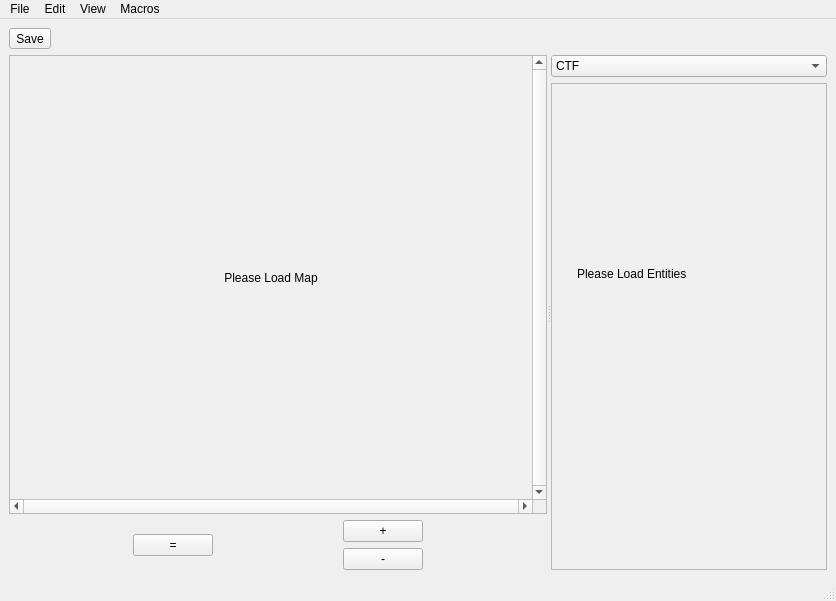
Qt form GarrisonBuilder.ui (nagn/TLGB) before a commit.
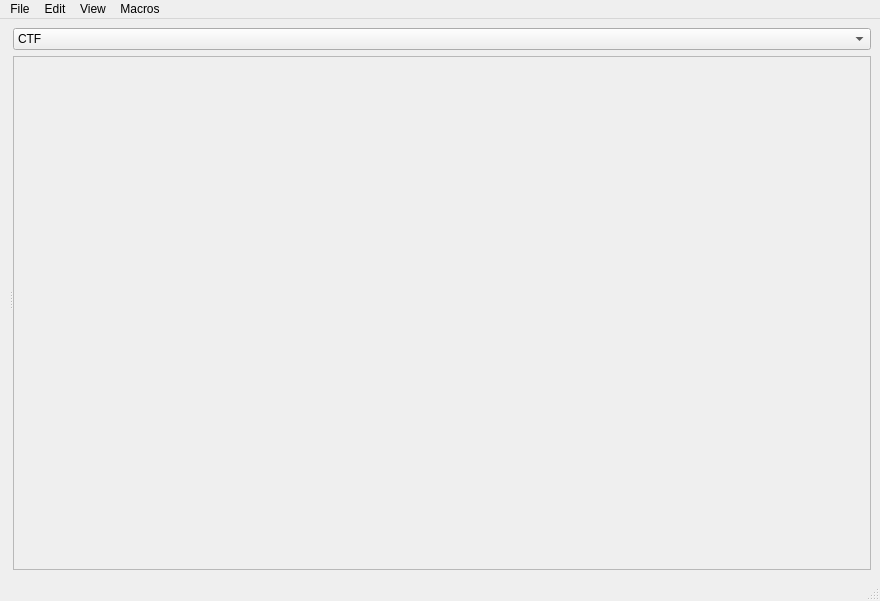
The same form after that commit.

Commit message: Big cleanup on user interface Entity scrolling might work now, I just need to figure out how to square the loading code before putting it into the frame

```diff
--- a/GarrisonBuilder.ui
+++ b/GarrisonBuilder.ui
@@ -6,7 +6,7 @@
    <rect>
     <x>0</x>
     <y>0</y>
-    <width>836</width>
+    <width>880</width>
     <height>601</height>
    </rect>
   </property>
@@ -16,6 +16,9 @@
   <property name="layoutDirection">
    <enum>Qt::LeftToRight</enum>
   </property>
+  <property name="toolButtonStyle">
+   <enum>Qt::ToolButtonIconOnly</enum>
+  </property>
   <widget class="QWidget" name="centralwidget">
    <layout class="QGridLayout" name="gridLayout">
     <item row="1" column="0">
@@ -30,135 +33,13 @@
        <enum>Qt::Horizontal</enum>
       </property>
       <widget class="QWidget" name="verticalLayoutWidget">
-       <layout class="QVBoxLayout" name="verticalLayout">
-        <item>
-         <layout class="QVBoxLayout" name="verticalLayout_5">
-          <item>
-           <widget class="QScrollArea" name="scrollArea">
-            <property name="verticalScrollBarPolicy">
-             <enum>Qt::ScrollBarAlwaysOn</enum>
-            </property>
-            <property name="horizontalScrollBarPolicy">
-             <enum>Qt::ScrollBarAlwaysOn</enum>
-            </property>
-            <property name="widgetResizable">
-             <bool>true</bool>
-            </property>
-            <widget class="QWidget" name="scrollAreaWidgetContents_3">
-             <property name="geometry">
-              <rect>
-               <x>0</x>
-               <y>0</y>
-               <width>389</width>
-               <height>432</height>
-              </rect>
-             </property>
-             <layout class="QGridLayout" name="gridLayout_2">
-              <item row="0" column="0">
-               <widget class="QLabel" name="mappreview">
-                <property name="sizePolicy">
-                 <sizepolicy hsizetype="Preferred" vsizetype="Preferred">
-                  <horstretch>0</horstretch>
-                  <verstretch>0</verstretch>
-                 </sizepolicy>
-                </property>
-                <property name="layoutDirection">
-                 <enum>Qt::LeftToRight</enum>
-                </property>
-                <property name="text">
-                 <string>Please Load Map</string>
-                </property>
-                <property name="alignment">
-                 <set>Qt::AlignCenter</set>
-                </property>
-               </widget>
-              </item>
-             </layout>
-            </widget>
-           </widget>
-          </item>
-          <item>
-           <layout class="QHBoxLayout" name="horizontalLayout_2">
-            <item>
-             <widget class="QPushButton" name="reset">
-              <property name="sizePolicy">
-               <sizepolicy hsizetype="Fixed" vsizetype="Fixed">
-                <horstretch>0</horstretch>
-                <verstretch>0</verstretch>
-               </sizepolicy>
-              </property>
-              <property name="maximumSize">
-               <size>
-                <width>16777215</width>
-                <height>16777215</height>
-               </size>
-              </property>
-              <property name="whatsThis">
-               <string>&lt;html&gt;&lt;head/&gt;&lt;body&gt;&lt;p&gt;hello&lt;/p&gt;&lt;/body&gt;&lt;/html&gt;</string>
-              </property>
-              <property name="layoutDirection">
-               <enum>Qt::LeftToRight</enum>
-              </property>
-              <property name="autoFillBackground">
-               <bool>false</bool>
-              </property>
-              <property name="text">
-               <string>=</string>
-              </property>
-             </widget>
-            </item>
-            <item>
-             <layout class="QVBoxLayout" name="verticalLayout_4">
-              <item>
-               <widget class="QPushButton" name="enlarge">
-                <property name="sizePolicy">
-                 <sizepolicy hsizetype="Fixed" vsizetype="Fixed">
-                  <horstretch>0</horstretch>
-                  <verstretch>0</verstretch>
-                 </sizepolicy>
-                </property>
-                <property name="focusPolicy">
-                 <enum>Qt::StrongFocus</enum>
-                </property>
-                <property name="toolTip">
-                 <string>&lt;html&gt;&lt;head/&gt;&lt;body&gt;&lt;p&gt;lopl&lt;/p&gt;&lt;p&gt;&lt;br/&gt;&lt;/p&gt;&lt;/body&gt;&lt;/html&gt;</string>
-                </property>
-                <property name="text">
-                 <string>+</string>
-                </property>
-                <property name="default">
-                 <bool>false</bool>
-                </property>
-                <property name="flat">
-                 <bool>false</bool>
-                </property>
-               </widget>
-              </item>
-              <item>
-               <widget class="QPushButton" name="shrink">
-                <property name="sizePolicy">
-                 <sizepolicy hsizetype="Fixed" vsizetype="Fixed">
-                  <horstretch>0</horstretch>
-                  <verstretch>0</verstretch>
-                 </sizepolicy>
-                </property>
-                <property name="text">
-                 <string>-</string>
-                </property>
-               </widget>
-              </item>
-             </layout>
-            </item>
-           </layout>
-          </item>
-         </layout>
-        </item>
-       </layout>
+       <layout class="QVBoxLayout" name="verticalLayout"/>
       </widget>
       <widget class="QWidget" name="verticalLayoutWidget_2">
        <layout class="QVBoxLayout" name="verticalLayout_6">
-        <item>
-         <layout class="QVBoxLayout" name="verticalLayout_3">
+        <property name="bottomMargin">
+         <number>0</number>
+        </property>
           <item>
            <widget class="QComboBox" name="comboBox">
             <property name="statusTip">
@@ -201,8 +82,6 @@
             </item>
            </widget>
           </item>
-         </layout>
-        </item>
         <item>
          <widget class="QScrollArea" name="scrollArea_2">
           <property name="widgetResizable">
@@ -213,40 +92,17 @@
             <rect>
              <x>0</x>
              <y>0</y>
-             <width>397</width>
-             <height>485</height>
+             <width>275</width>
+             <height>512</height>
             </rect>
            </property>
-           <widget class="QLabel" name="label">
-            <property name="geometry">
-             <rect>
-              <x>25</x>
-              <y>180</y>
-              <width>121</width>
-              <height>20</height>
-             </rect>
-            </property>
-            <property name="text">
-             <string>Please Load Entities</string>
-            </property>
-           </widget>
-           <zorder>verticalSpacer</zorder>
-           <zorder>verticalSpacer</zorder>
-           <zorder>label</zorder>
-          </widget>
-         </widget>
+          </widget>
+         </widget>
         </item>
        </layout>
       </widget>
      </widget>
     </item>
-    <item row="0" column="0">
-     <widget class="QToolButton" name="toolButton">
-      <property name="text">
-       <string>Save</string>
-      </property>
-     </widget>
-    </item>
    </layout>
    <zorder></zorder>
    <zorder></zorder>
@@ -264,7 +120,7 @@
     <rect>
      <x>0</x>
      <y>0</y>
-     <width>836</width>
+     <width>880</width>
      <height>21</height>
     </rect>
    </property>
```
Left out of the diff: 14 changed lines with no effect on the pictures. Lines whose indentation alone changed are shown as unchanged. The commit also changes 4 other files.
